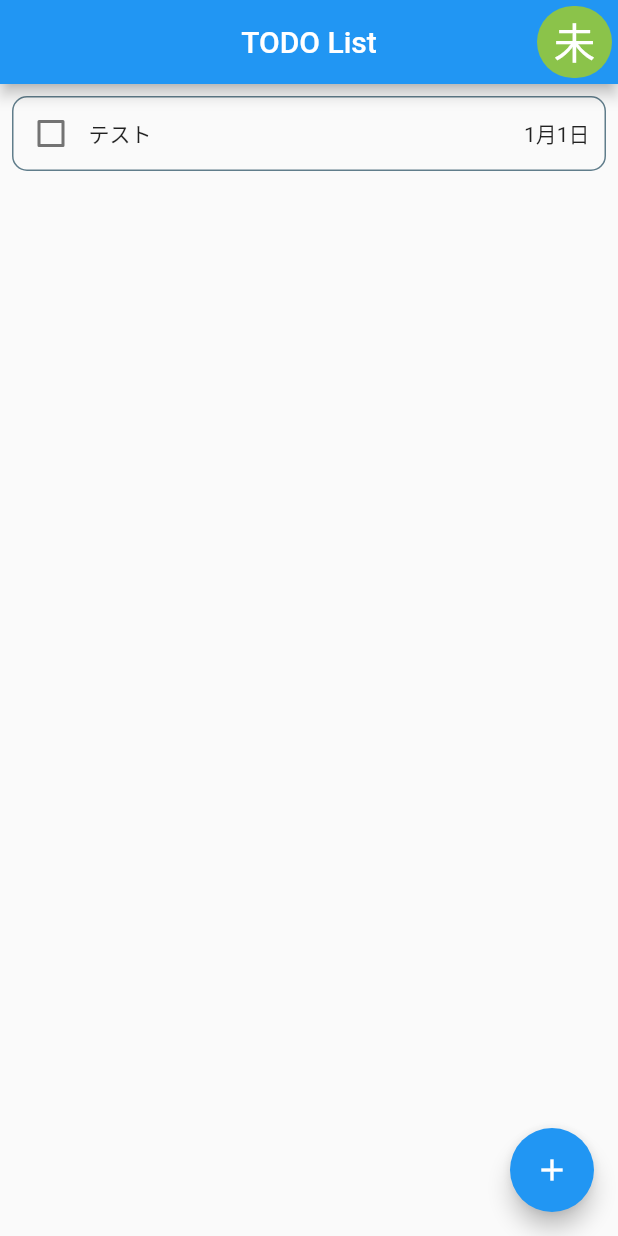
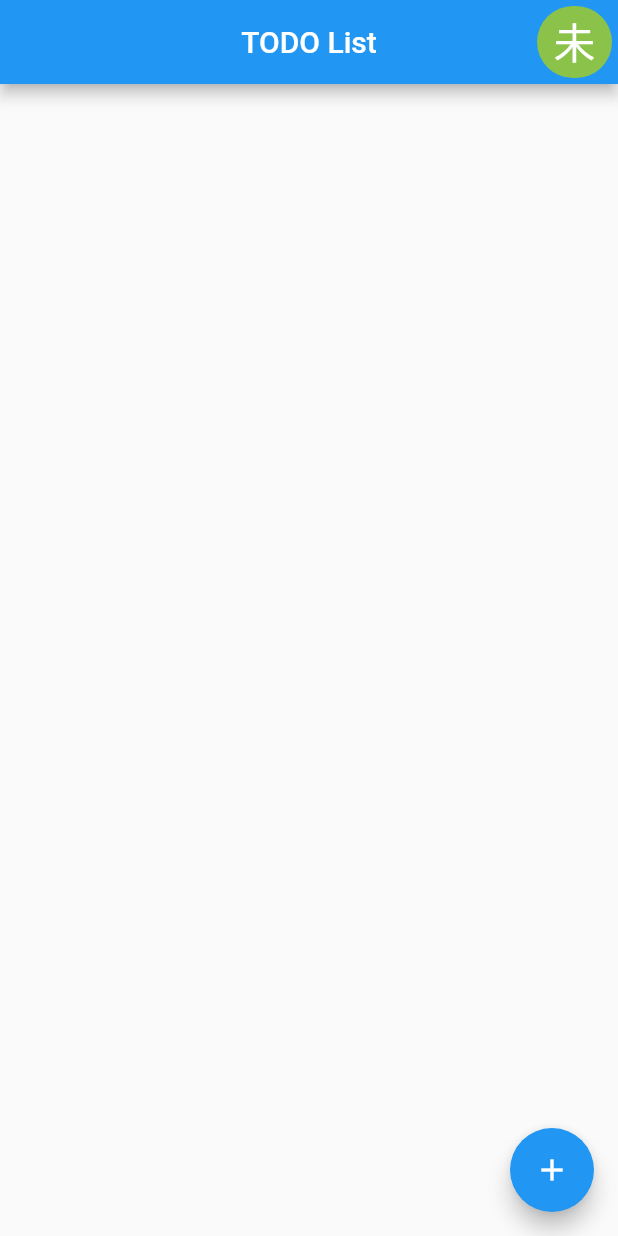
Before and after one commit to iyom2020/flutter-todo-memo, a Flutter app: the screen it shows after launch, on a phone screen of 412 x 824 dp. Run offline on Flutter 3.47's test engine with Material 2 defaults, Android fonts, the phone set to English and light mode, and no system bars.

Commit message:
ハンズオン用にコードの一部を削除

```diff
--- a/lib/scenes/todo_view.dart
+++ b/lib/scenes/todo_view.dart
@@ -15,7 +15,6 @@ class TodoView extends StatefulWidget {
 
 class _TodoViewState extends State<TodoView> {
   bool _taskDone = false;
-  // List _taskList = TodoView.taskList;
   List _todoList = [];
   List _doneList = [];
   List _viewList = [];
@@ -64,62 +63,14 @@ class _TodoViewState extends State<TodoView> {
         ],
       ),
 
-      body: ListView.builder(
-          itemCount: _viewList.length,
-          itemBuilder: (BuildContext context, int index) {
-            return Padding(
-              padding: const EdgeInsets.all(8.0),
-              child: Container(
-                height: 50,
-                decoration: BoxDecoration(
-                  border: Border.all(
-                    width: 1.0,
-                    color: Colors.blueGrey
-                  ),
-                  borderRadius: BorderRadius.circular(10),
-                ),
-                child: Row(
-                  children: [
-                    SizedBox(
-                      width: 50,
-                      child: Checkbox(
-                          value: _viewList[index]["done"],
-                          onChanged: (_){
-                            changeTaskList(_viewList[index]["id"]);
-                          },
-                      ),
-                    ),
-                    Expanded(
-                      child: Text(
-                        _viewList[index]["text"],
-                      ),
-                    ),
-                    Padding(
-                      padding: const EdgeInsets.fromLTRB(0, 0, 10, 0),
-                      child: Text(
-                        _viewList[index]["deadline"],
-                      ),
-                    ),
-                  ],
-                ),
-              ),
-            );
-          }
-      ),
+      /// TODO
+      /// ListViewを使ってタスクリストを表示する
+      body: null,
 
       floatingActionButton: FloatingActionButton(
         onPressed: (){
-          Navigator.of(context).push(
-              MaterialPageRoute(
-                  builder: (context){
-                    return const TaskMakeView();
-                  }
-              )
-          ).then((value) => {
-            setState(() {
-              updateTaskList();
-            })
-          });
+          /// TODO
+          /// 新規作成画面へ遷移
         },
         child: const Icon(Icons.add),
       ),
```
Also changed, not shown: lib/scenes/task_make_view.dart (+9 -20 lines).
